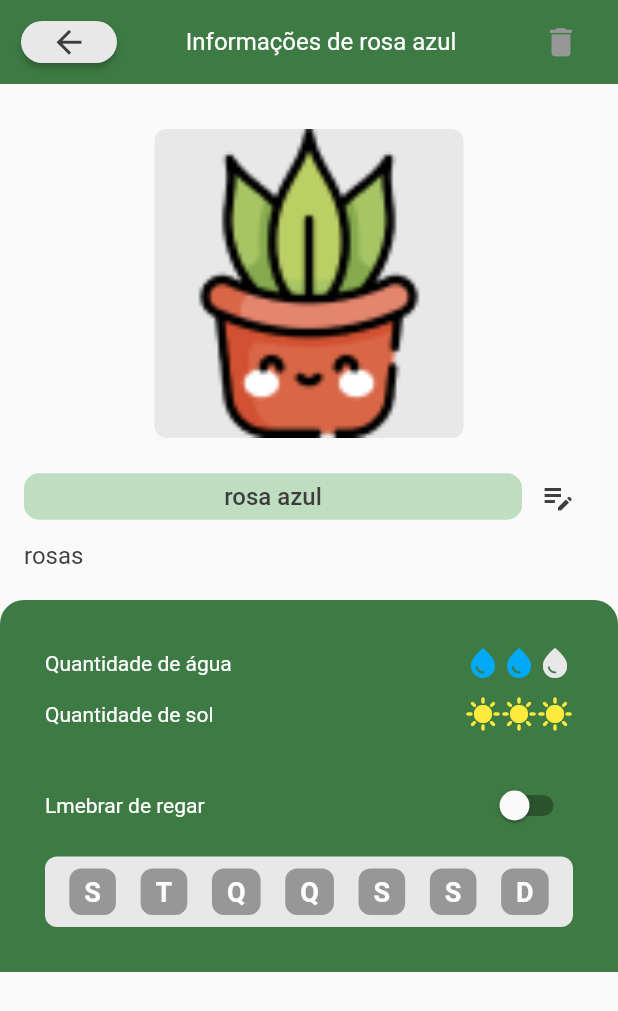
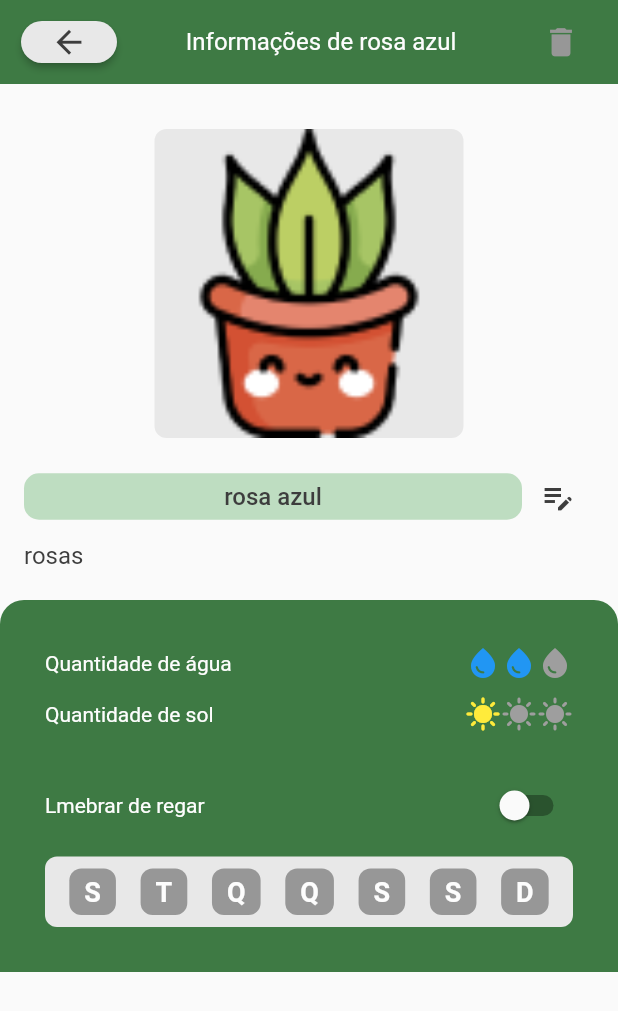
Before and after one commit to karoldm/myplants, a Flutter app: the MyPlantsScreen screen opened by its route, after a tap on "A-Z", after a tap on "rosa azul", on a phone screen of 412 x 824 dp. Shown: the top 1011 px of the screen. Run offline on Flutter 3.47's test engine with Material 2 defaults, Android fonts, the phone set to English and light mode, and no system bars; our stand-ins replace image_picker, sqflite; accounts and stored records are empty.

Commit message:
level humidity and sun of plant

```diff
--- a/lib/models/plant.dart
+++ b/lib/models/plant.dart
@@ -2,13 +2,13 @@ enum Days { sunday, monday, tuesday, wednesday, thursday, friday, saturday }
 
 class Plant {
   int? id;
-  final String especie;
-  final String category;
-  final int humidity;
-  final int sun;
-  final String photoPath;
-  final bool rememberWater;
-  final List<Days> daysWater;
+  String especie;
+  String category;
+  int humidity;
+  int sun;
+  String photoPath;
+  bool rememberWater;
+  List<Days> daysWater;
   bool watered;
 
   Plant(
--- a/lib/screens/plant/PlantScreen.dart
+++ b/lib/screens/plant/PlantScreen.dart
@@ -27,7 +27,6 @@ class _PlantScreenState extends State<PlantScreen> {
   void initState() {
     // TODO: implement initState
     super.initState();
-    print(plant.especie);
   }
 
   @override
@@ -149,18 +148,24 @@ class _PlantScreenState extends State<PlantScreen> {
                         ),
                         Row(
                           mainAxisAlignment: MainAxisAlignment.spaceBetween,
-                          children: const [
+                          children: [
                             Icon(
                               Icons.water_drop,
-                              color: Colors.lightBlue,
+                              color: plant.humidity >= 1
+                                  ? Colors.blue
+                                  : Colors.grey,
                             ),
                             Icon(
                               Icons.water_drop,
-                              color: Colors.lightBlue,
+                              color: plant.humidity >= 2
+                                  ? Colors.blue
+                                  : Colors.grey,
                             ),
                             Icon(
                               Icons.water_drop,
-                              color: ColorThemes.grey,
+                              color: plant.humidity == 1
+                                  ? Colors.blue
+                                  : Colors.grey,
                             )
                           ],
                         ),
@@ -180,18 +185,21 @@ class _PlantScreenState extends State<PlantScreen> {
                               fontWeight: FontWeight.w400),
                         ),
                         Row(
-                          children: const [
+                          children: [
                             Icon(
                               Icons.sunny,
-                              color: Colors.yellow,
+                              color:
+                                  plant.sun >= 1 ? Colors.yellow : Colors.grey,
                             ),
                             Icon(
                               Icons.sunny,
-                              color: Colors.yellow,
+                              color:
+                                  plant.sun >= 2 ? Colors.yellow : Colors.grey,
                             ),
                             Icon(
                               Icons.sunny,
-                              color: Colors.yellow,
+                              color:
+                                  plant.sun == 3 ? Colors.yellow : Colors.grey,
                             )
                           ],
                         ),
```
Also changed, not shown: lib/screens/home/HomeScreen.dart (+1 -57 lines), lib/screens/myplants/MyPlantsScreen.dart (+6 -6 lines).
